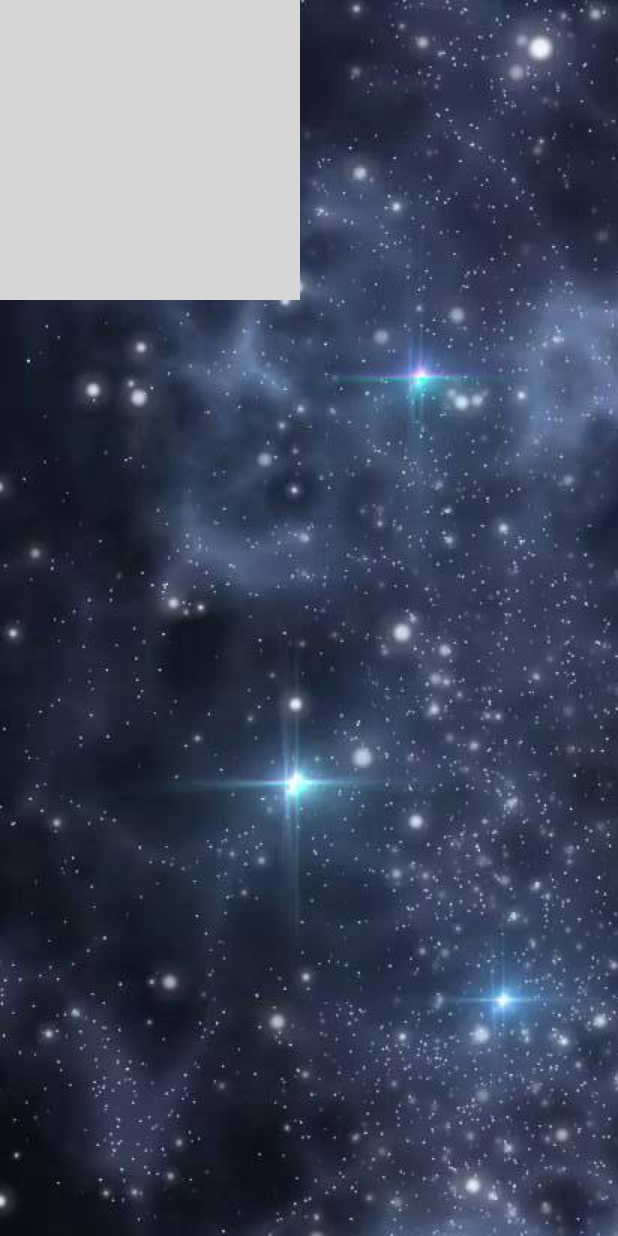
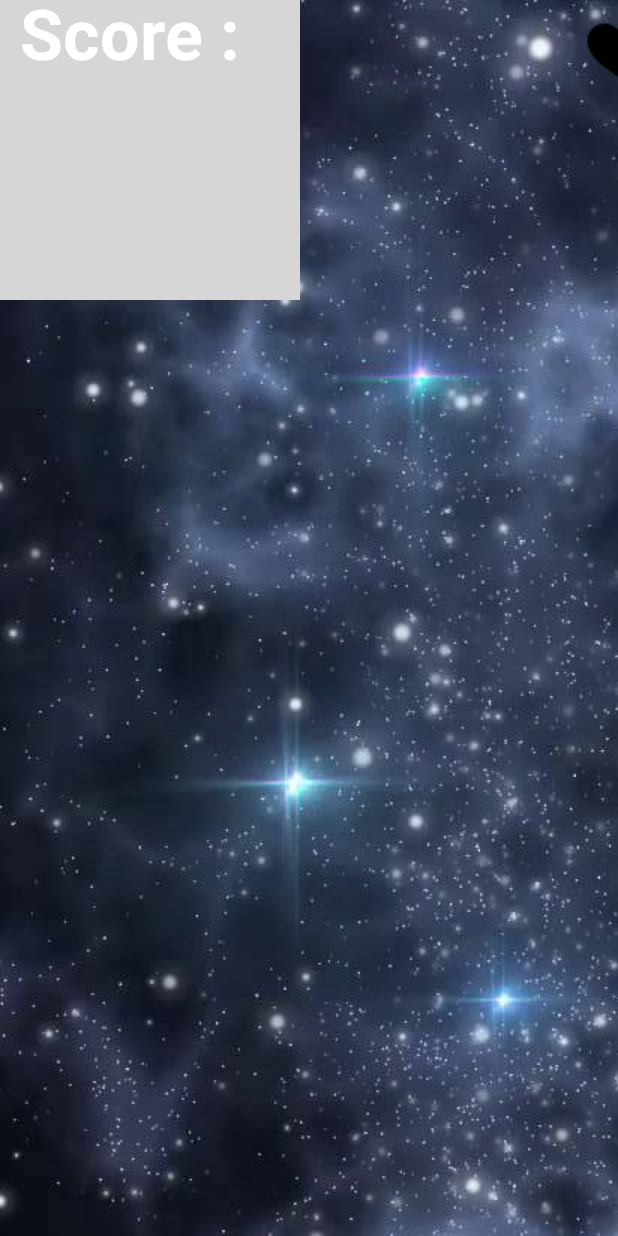
Before and after one commit to kunpingl/gyrododger, an Android app: the GameActivity screen opened directly, with no data from a screen before it, on a phone screen of 412 x 824 dp. Run offline under Robolectric (Android 15) with nearby library versions, the light colour scheme and no system bars.

Commit message:
count life and score

```diff
--- a/app/src/main/java/com/example/gyrododger/GameView.java
+++ b/app/src/main/java/com/example/gyrododger/GameView.java
@@ -4,12 +4,17 @@ import android.content.Context;
 import android.graphics.Bitmap;
 import android.graphics.BitmapFactory;
 import android.graphics.Canvas;
+import android.graphics.Color;
+import android.graphics.Typeface;
 import android.view.View;
+import android.graphics.Paint;
 
 public class GameView extends View {
 
     private Bitmap player;
     private Bitmap backgroundImage;
+    private Paint scorePaint = new Paint();
+    private Bitmap flyLife[] = new Bitmap[2];
 
     public GameView(Context context) {
         super(context);
@@ -18,6 +23,13 @@ public class GameView extends View {
                 temp_player, 300, 300, false);
 
         backgroundImage = BitmapFactory.decodeResource(getResources(), R.drawable.universe);
+        scorePaint.setColor(Color.WHITE);
+        scorePaint.setTextSize(70);
+        scorePaint.setTypeface(Typeface.DEFAULT_BOLD);
+        scorePaint.setAntiAlias(true);
+
+        flyLife[0] = BitmapFactory.decodeResource(getResources(), R.drawable.life);
+        flyLife[1] = BitmapFactory.decodeResource(getResources(), R.drawable.loselife);
     }
 
     @Override
@@ -25,6 +37,11 @@ public class GameView extends View {
         super.onDraw(canvas);
         canvas.drawBitmap(backgroundImage, 0,0,null);
         canvas.drawBitmap(player, 0, 0,null);
+        canvas.drawText("Score : ", 20, 60, scorePaint);
+
+        canvas.drawBitmap(flyLife[0], 580, 10, null);
+        canvas.drawBitmap(flyLife[0], 680, 10, null);
+        canvas.drawBitmap(flyLife[0], 780, 10, null);
 
     }
 }
```
Also changed, not shown: app/src/main/res/drawable/life.png (added), app/src/main/res/drawable/loselife.png (added).
